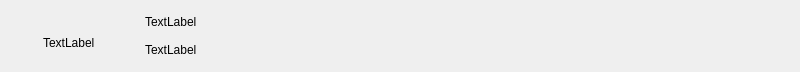
This is src/libtomahawk/playlist/infobar/infobar.ui in tomahawk-player/tomahawk as Qt 5 draws it before an edit. The edited form follows.
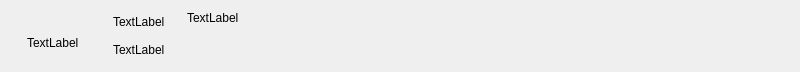
This is the edited form. Custom widgets are drawn as their Qt base class.

```diff
--- a/src/libtomahawk/playlist/infobar/infobar.ui
+++ b/src/libtomahawk/playlist/infobar/infobar.ui
@@ -36,7 +36,7 @@
      </property>
      <property name="sizeHint" stdset="0">
       <size>
-       <width>32</width>
+       <width>16</width>
        <height>20</height>
       </size>
      </property>
@@ -65,7 +65,7 @@
      </property>
      <property name="sizeHint" stdset="0">
       <size>
-       <width>32</width>
+       <width>16</width>
        <height>20</height>
       </size>
      </property>
@@ -73,10 +73,13 @@
    </item>
    <item>
     <layout class="QVBoxLayout" name="verticalLayout">
+     <property name="sizeConstraint">
+      <enum>QLayout::SetMinimumSize</enum>
+     </property>
      <item>
       <widget class="ElidedLabel" name="captionLabel">
        <property name="sizePolicy">
-        <sizepolicy hsizetype="Expanding" vsizetype="Preferred">
+        <sizepolicy hsizetype="Minimum" vsizetype="Preferred">
          <horstretch>0</horstretch>
          <verstretch>0</verstretch>
         </sizepolicy>
@@ -89,7 +92,7 @@
      <item>
       <widget class="ElidedLabel" name="descriptionLabel">
        <property name="sizePolicy">
-        <sizepolicy hsizetype="Expanding" vsizetype="Preferred">
+        <sizepolicy hsizetype="Minimum" vsizetype="Preferred">
          <horstretch>0</horstretch>
          <verstretch>0</verstretch>
         </sizepolicy>
@@ -101,6 +104,73 @@
      </item>
     </layout>
    </item>
+   <item>
+    <spacer name="horizontalSpacer_4">
+     <property name="orientation">
+      <enum>Qt::Horizontal</enum>
+     </property>
+     <property name="sizeType">
+      <enum>QSizePolicy::Fixed</enum>
+     </property>
+     <property name="sizeHint" stdset="0">
+      <size>
+       <width>16</width>
+       <height>20</height>
+      </size>
+     </property>
+    </spacer>
+   </item>
+   <item>
+    <layout class="QVBoxLayout" name="verticalLayout_2">
+     <property name="sizeConstraint">
+      <enum>QLayout::SetMaximumSize</enum>
+     </property>
+     <item>
+      <widget class="QLabel" name="longDescriptionLabel">
+       <property name="sizePolicy">
+        <sizepolicy hsizetype="Preferred" vsizetype="Fixed">
+         <horstretch>0</horstretch>
+         <verstretch>0</verstretch>
+        </sizepolicy>
+       </property>
+       <property name="minimumSize">
+        <size>
+         <width>0</width>
+         <height>62</height>
+        </size>
+       </property>
+       <property name="maximumSize">
+        <size>
+         <width>16777215</width>
+         <height>62</height>
+        </size>
+       </property>
+       <property name="text">
+        <string>TextLabel</string>
+       </property>
+       <property name="alignment">
+        <set>Qt::AlignLeading|Qt::AlignLeft|Qt::AlignTop</set>
+       </property>
+       <property name="wordWrap">
+        <bool>true</bool>
+       </property>
+      </widget>
+     </item>
+     <item>
+      <spacer name="horizontalSpacer_5">
+       <property name="orientation">
+        <enum>Qt::Horizontal</enum>
+       </property>
+       <property name="sizeHint" stdset="0">
+        <size>
+         <width>40</width>
+         <height>1</height>
+        </size>
+       </property>
+      </spacer>
+     </item>
+    </layout>
+   </item>
    <item>
     <spacer name="horizontalSpacer_2">
      <property name="orientation">
@@ -111,7 +181,7 @@
      </property>
      <property name="sizeHint" stdset="0">
       <size>
-       <width>32</width>
+       <width>16</width>
        <height>20</height>
       </size>
      </property>
```
